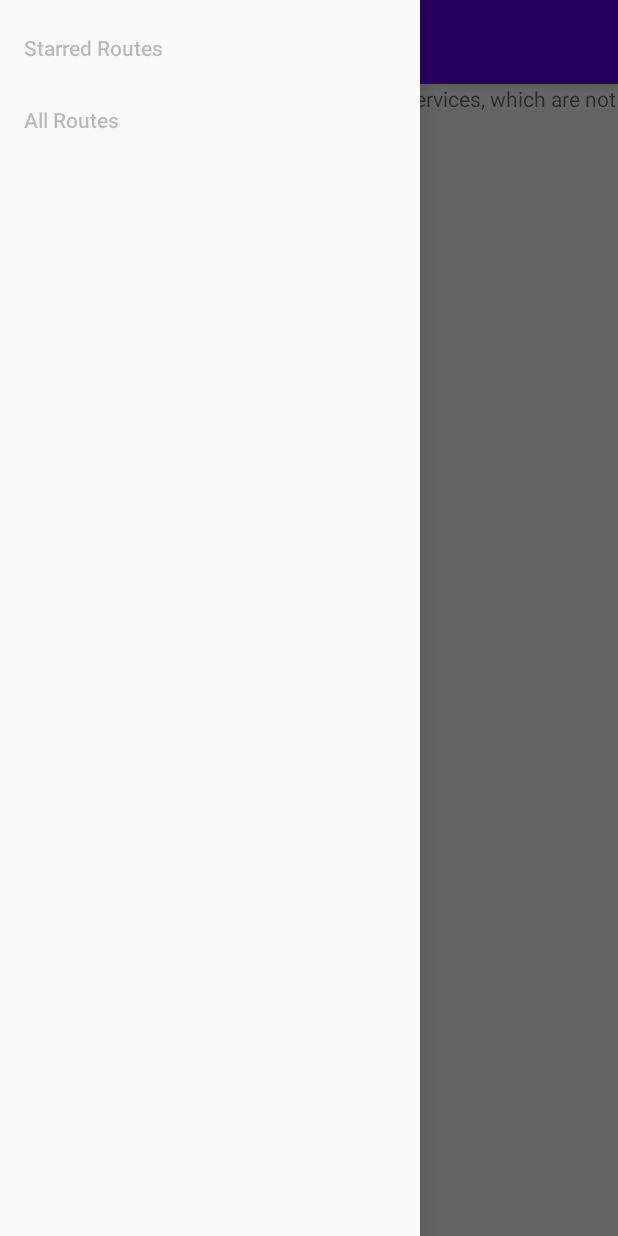
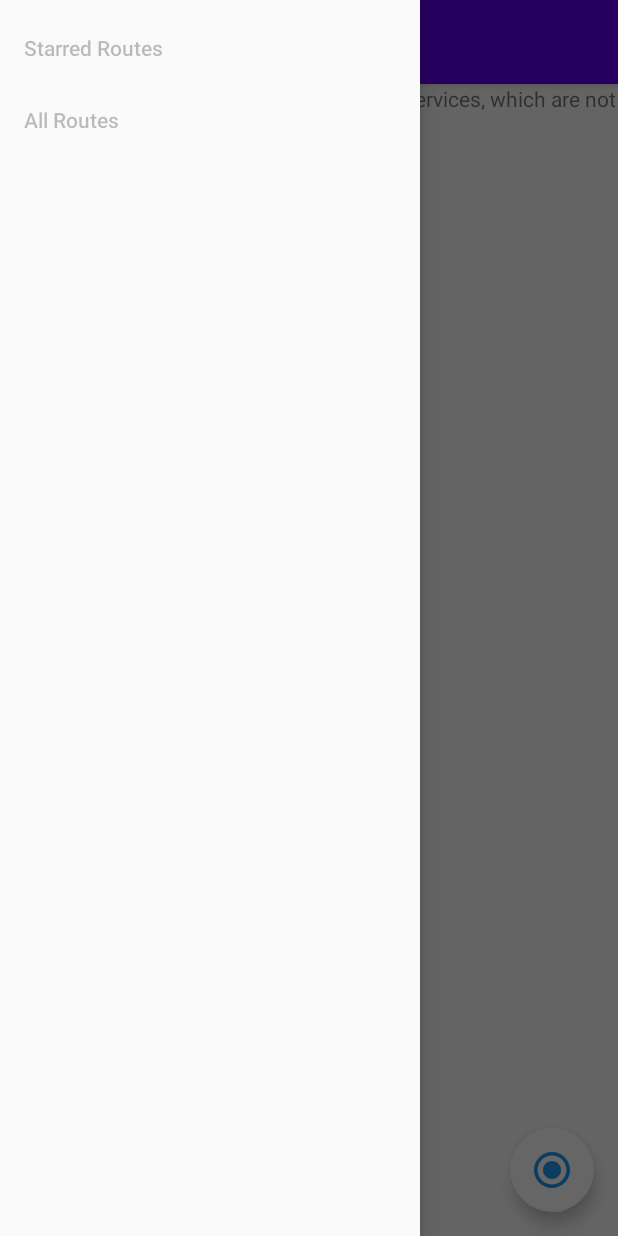
Before and after one commit to haolun188/MadisonBus, an Android app: the screen it shows after launch (MainActivity), in the side drawer, after a tap on "All Routes", on a phone screen of 412 x 824 dp. Run offline under Robolectric (Android 15) with nearby library versions, the phone set to English and light mode, and no system bars; our stand-ins replace navigation-ui; 6 statements that could not run were skipped.

Commit message:
Add a floating button to zoom in user's location

```diff
--- a/app/build.gradle
+++ b/app/build.gradle
@@ -55,4 +55,5 @@ dependencies {
     testImplementation 'junit:junit:4.13'
     androidTestImplementation 'androidx.test.ext:junit:1.1.1'
     androidTestImplementation 'androidx.test.espresso:espresso-core:3.2.0'
+    implementation 'com.google.android.material:material:1.2.0-alpha05'
 }
--- a/app/src/main/java/com/example/haolun/madisonbus/MainActivity.java
+++ b/app/src/main/java/com/example/haolun/madisonbus/MainActivity.java
@@ -11,6 +11,7 @@ import android.os.Looper;
 import android.util.Log;
 import android.view.MenuItem;
 import android.view.Menu;
+import android.view.View;
 import android.widget.ImageButton;
 import android.widget.LinearLayout;
 
@@ -23,6 +24,7 @@ import com.google.android.gms.maps.GoogleMap;
 import com.google.android.gms.maps.model.LatLng;
 import com.google.android.gms.tasks.OnFailureListener;
 import com.google.android.gms.tasks.OnSuccessListener;
+import com.google.android.material.floatingactionbutton.FloatingActionButton;
 import com.google.android.material.navigation.NavigationView;
 
 import java.util.Collection;
@@ -92,6 +94,9 @@ public class MainActivity extends AppCompatActivity implements NavigationView.On
             ActivityCompat.requestPermissions(this,
                     new String[] {Manifest.permission.ACCESS_NETWORK_STATE},
                     101);
+
+        FloatingActionButton fab = findViewById(R.id.fab);
+        fab.setOnClickListener(view -> setUserLocationOnMap());
     }
 
     @Override
@@ -111,7 +116,6 @@ public class MainActivity extends AppCompatActivity implements NavigationView.On
     private void initDrawerMenu() {
         List<String> routesName = info.getRoutesName();
 
-        //TODO: shared preference
         mSharedPref = getPreferences(Context.MODE_PRIVATE);
         mStarredRoutesSet = mSharedPref.getStringSet(getString(R.string.starredRouteKey), mStarredRoutesSet);
         Log.d(TAG, mStarredRoutesSet.toString());
@@ -264,6 +268,7 @@ public class MainActivity extends AppCompatActivity implements NavigationView.On
                     100);
         } else {
             setUserLocationOnMap();
+            startUserLocationUpdates();
         }
 
         mMapPlotter.plotStops();
@@ -274,8 +279,10 @@ public class MainActivity extends AppCompatActivity implements NavigationView.On
                                            @NonNull String[] permissions,
                                            @NonNull int[] grantResults) {
         for(int code:grantResults) {
-            if(code == 100)
+            if(code == 100) {
                 setUserLocationOnMap();
+                startUserLocationUpdates();
+            }
         }
     }
 
@@ -289,7 +296,6 @@ public class MainActivity extends AppCompatActivity implements NavigationView.On
                         if (location != null) {
                             mMapPlotter.plotUserLocation(new LatLng(location.getLatitude(), location.getLongitude()), true, true);
                         }
-                        startUserLocationUpdates();
                     }
                 })
                 .addOnFailureListener(this, new OnFailureListener() {
--- a/app/src/main/java/com/example/haolun/madisonbus/MapPlotter.java
+++ b/app/src/main/java/com/example/haolun/madisonbus/MapPlotter.java
@@ -47,6 +47,7 @@ public class MapPlotter {
     private Timer mTimer;
     private Callback<RetrofitBusLocationInstance> mBusLocationCallback;
     private List<Marker> mRealTimeBuses;
+    private Marker mUserMarker;
 
     public MapPlotter(Info info) {
         mPolyLine = new LinkedList<>();
@@ -83,8 +84,11 @@ public class MapPlotter {
     }
 
     public void plotUserLocation(LatLng location, boolean plotUserMarker, boolean moveCamera) {
-        if(plotUserMarker)
-            mMap.addMarker(new MarkerOptions().position(location).icon(userIcon));
+        if(plotUserMarker) {
+            if(mUserMarker != null)
+                mUserMarker.remove();
+            mUserMarker = mMap.addMarker(new MarkerOptions().position(location).icon(userIcon));
+        }
         if(moveCamera) {
             mMap.moveCamera(CameraUpdateFactory.newLatLng(location));
             mMap.animateCamera(CameraUpdateFactory.newLatLngZoom(location, 15));
--- a/app/src/main/res/layout/app_bar_main.xml
+++ b/app/src/main/res/layout/app_bar_main.xml
@@ -20,6 +20,17 @@
 
     </com.google.android.material.appbar.AppBarLayout>
 
+    <com.google.android.material.floatingactionbutton.FloatingActionButton
+        android:id="@+id/fab"
+        android:layout_width="wrap_content"
+        android:layout_height="wrap_content"
+        android:layout_gravity="end|bottom"
+        android:src="@drawable/ic_dot"
+        android:contentDescription="@string/nav_header_title"
+        android:layout_margin="16dp"
+        app:backgroundTint="@android:color/white"
+        android:visibility="visible"/>
+
     <include layout="@layout/content_main" />
 
 </androidx.coordinatorlayout.widget.CoordinatorLayout>
--- a/build.gradle
+++ b/build.gradle
@@ -8,7 +8,7 @@ buildscript {
 
     }
     dependencies {
-        classpath 'com.android.tools.build:gradle:3.6.1'
+        classpath 'com.android.tools.build:gradle:3.6.2'
 
 
         // NOTE: Do not place your application dependencies here; they belong
```
